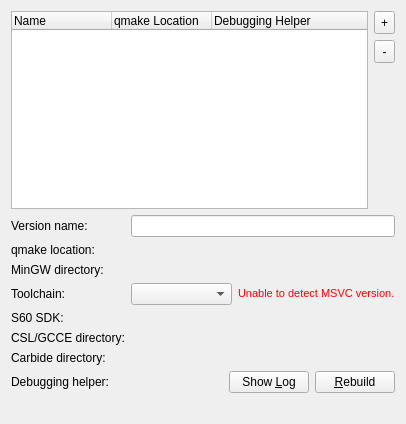
Old version of the form src/plugins/qt4projectmanager/qtversionmanager.ui in the repository qt-creator/qt-creator.
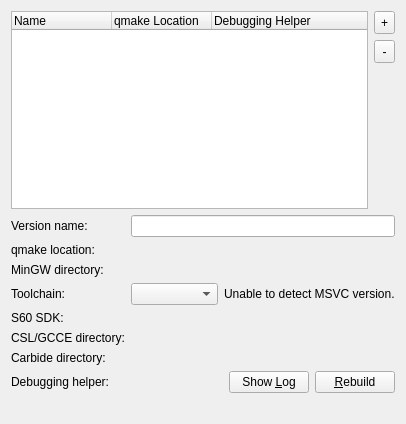
New version of the form. Custom widgets are drawn as their Qt base class.

Commit message: UI text - Fix capitalization

The edit to the form file:
```diff
--- a/src/plugins/qt4projectmanager/qtversionmanager.ui
+++ b/src/plugins/qt4projectmanager/qtversionmanager.ui
@@ -149,11 +149,7 @@
           </sizepolicy>
          </property>
          <property name="text">
-          <string>&lt;!DOCTYPE HTML PUBLIC &quot;-//W3C//DTD HTML 4.0//EN&quot; &quot;http://www.w3.org/TR/REC-html40/strict.dtd&quot;&gt;
-&lt;html&gt;&lt;head&gt;&lt;meta name=&quot;qrichtext&quot; content=&quot;1&quot; /&gt;&lt;style type=&quot;text/css&quot;&gt;
-p, li { white-space: pre-wrap; }
-&lt;/style&gt;&lt;/head&gt;&lt;body style=&quot; font-family:'MS Shell Dlg 2'; font-size:8.25pt; font-weight:400; font-style:normal;&quot;&gt;
-&lt;p style=&quot; margin-top:0px; margin-bottom:0px; margin-left:0px; margin-right:0px; -qt-block-indent:0; text-indent:0px;&quot;&gt;&lt;span style=&quot; color:#ff0000;&quot;&gt;Unable to detect MSVC version.&lt;/span&gt;&lt;/p&gt;&lt;/body&gt;&lt;/html&gt;</string>
+          <string>Unable to detect MSVC version.</string>
          </property>
         </widget>
        </item>
```
The commit also changes 7 other files.
